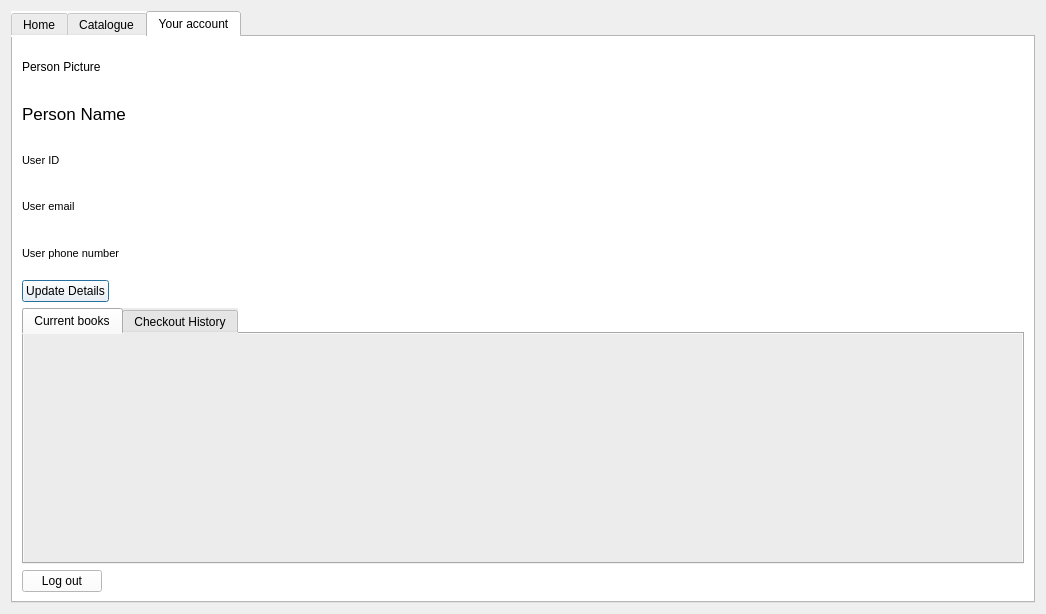
jandrealyn/LibraryQtSystem, file NewWindowChur/catalogue.ui: the form before one commit.
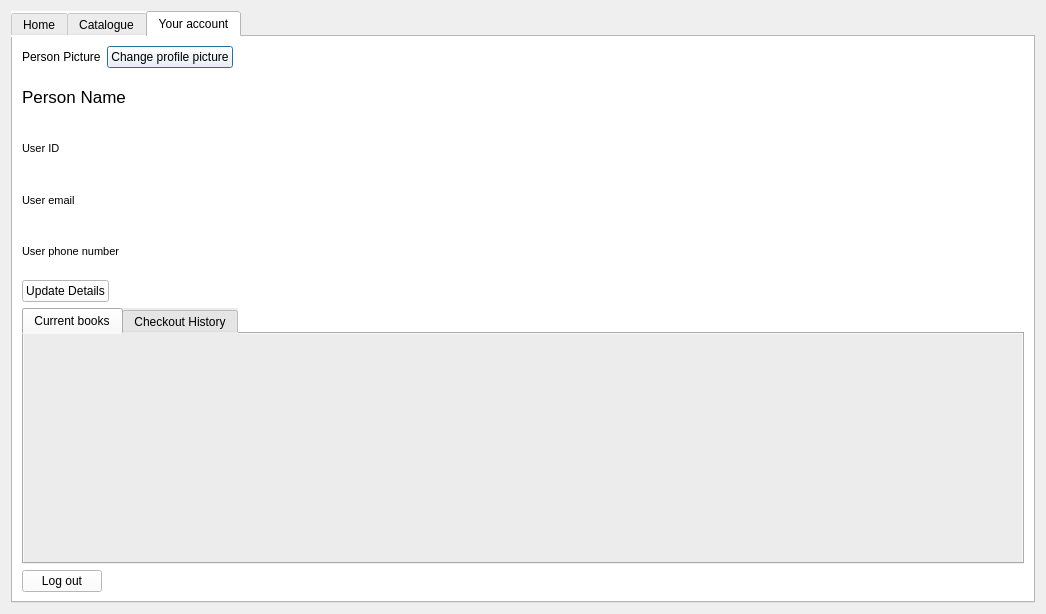
The form after the commit. Icons and pictures are not drawn.

Commit message: Added two more screens and updated catalogue search

Patch:
```diff
--- a/NewWindowChur/catalogue.ui
+++ b/NewWindowChur/catalogue.ui
@@ -116,6 +116,8 @@
        <item>
         <layout class="QVBoxLayout" name="verticalLayout_2">
          <item>
+          <layout class="QHBoxLayout" name="horizontalLayout">
+           <item>
           <widget class="QLabel" name="profile_picture">
            <property name="sizePolicy">
             <sizepolicy hsizetype="Fixed" vsizetype="Preferred">
@@ -130,6 +132,34 @@
             <string>Person Picture</string>
            </property>
           </widget>
+           </item>
+           <item>
+            <widget class="QPushButton" name="yourAccount_updatePic">
+             <property name="sizePolicy">
+              <sizepolicy hsizetype="Fixed" vsizetype="Fixed">
+               <horstretch>0</horstretch>
+               <verstretch>0</verstretch>
+              </sizepolicy>
+             </property>
+             <property name="text">
+              <string>Change profile picture</string>
+             </property>
+            </widget>
+           </item>
+           <item>
+            <spacer name="horizontalSpacer">
+             <property name="orientation">
+              <enum>Qt::Horizontal</enum>
+             </property>
+             <property name="sizeHint" stdset="0">
+              <size>
+               <width>40</width>
+               <height>20</height>
+              </size>
+             </property>
+            </spacer>
+           </item>
+          </layout>
          </item>
          <item>
           <widget class="QLabel" name="user_name">
```
Lines whose indentation alone changed are shown as unchanged. The commit also changes 13 other files.
